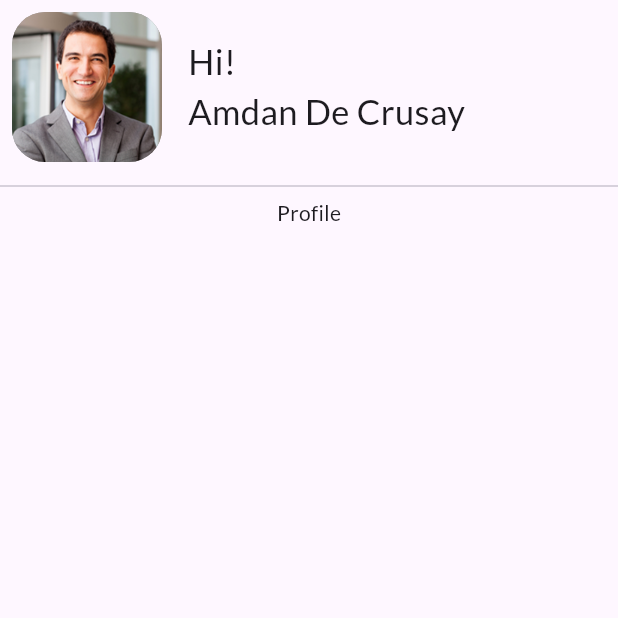
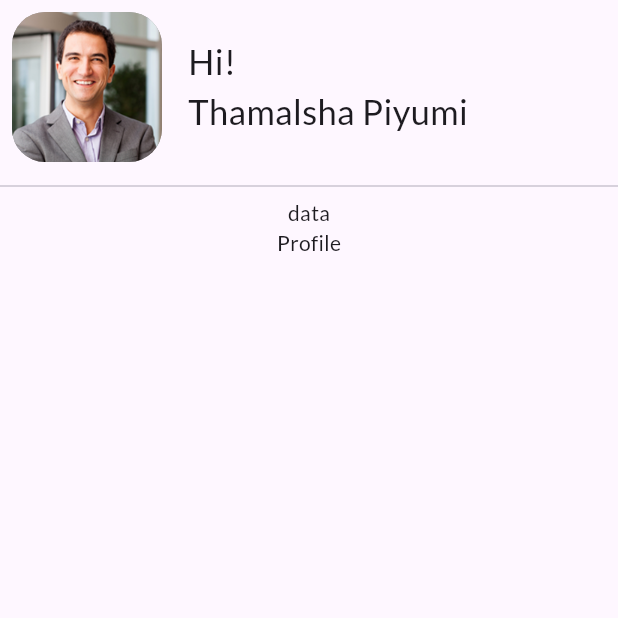
Before and after one commit to kavindus0/yummycakes, a Flutter app: the Profile screen opened directly, on a phone screen of 412 x 824 dp, the top half of it. Run offline on Flutter 3.47's test engine with Material 3 defaults, Android fonts, the phone set to English and light mode, and no system bars; our stand-ins replace google_fonts; missing offline and left inert: map.

Commit message:
import map

```diff
--- a/lib/homePage/Profile.dart
+++ b/lib/homePage/Profile.dart
@@ -1,4 +1,5 @@
 import 'package:flutter/material.dart';
+import "package:map/map.dart";
 
 class Profile extends StatefulWidget {
   const Profile({super.key});
@@ -33,11 +34,14 @@ class _ProfileState extends State<Profile> {
                     ),
                   ),
                 ),
-                const Text("  Hi! \n  Amdan De Crusay",
+                const Text("  Hi! \n  Thamalsha Piyumi",
                     style: TextStyle(fontSize: 23)),
               ],
             ),
-            const Divider(),
+            Divider(),
+            Stack(
+              children: [Text("data")],
+            ),
             const Text("Profile"),
           ],
         ),
```
